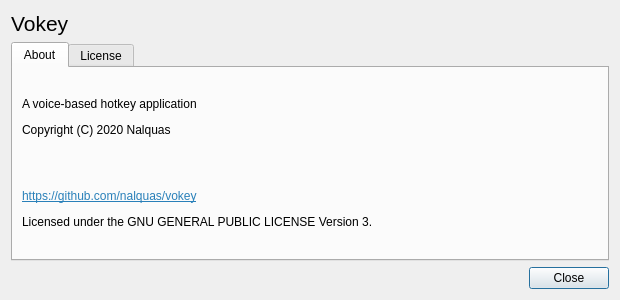
The window that ui/about.ui (nalquas/vokey) describes before a commit, drawn with Qt 5.
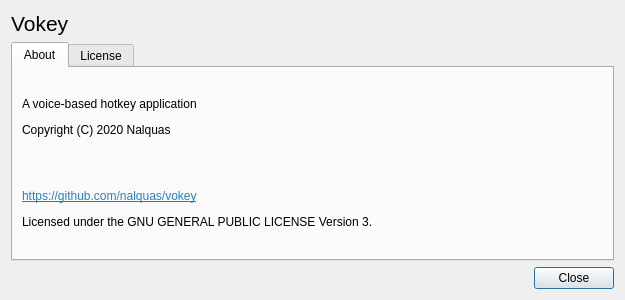
The same window after the commit.

Patch:
```diff
--- a/ui/about.ui
+++ b/ui/about.ui
@@ -6,13 +6,13 @@
    <rect>
     <x>0</x>
     <y>0</y>
-    <width>620</width>
+    <width>625</width>
     <height>300</height>
    </rect>
   </property>
   <property name="minimumSize">
    <size>
-    <width>620</width>
+    <width>625</width>
     <height>300</height>
    </size>
   </property>
```
